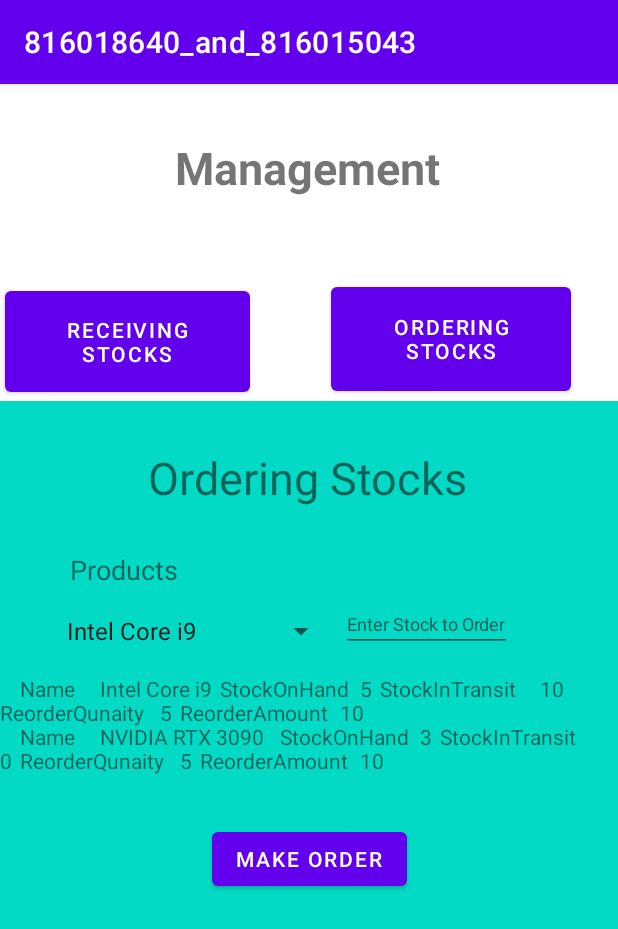
After one commit to MatchHue/3606_A2, an Android app: the fragment OrderingStocksFragment placed in its activity, on a phone screen of 412 x 824 dp. The commit adds this screen. Shown: the top 929 px of the screen. Run offline under Robolectric (Android 15) with nearby library versions, the phone set to English and light mode, and no system bars.

Commit message:
Order Stock view

```diff
--- a/app/src/main/java/com/hfad/a816018640_and_816015043/MainActivity.java
+++ b/app/src/main/java/com/hfad/a816018640_and_816015043/MainActivity.java
@@ -23,6 +23,9 @@ public class MainActivity extends AppCompatActivity {
         replaceFragment(new ReceivingStocksFragment());
     }
 
+    public void orderClick(View View){
+        replaceFragment(new OrderingStocksFragment());
+    }
 
     private void replaceFragment(Fragment fragment){
         FragmentManager fragmentManager=getSupportFragmentManager();
--- /dev/null
+++ b/app/src/main/java/com/hfad/a816018640_and_816015043/OrderingStocksFragment.java
@@ -0,0 +1,83 @@
+package com.hfad.a816018640_and_816015043;
+
+import android.database.Cursor;
+import android.database.sqlite.SQLiteDatabase;
+import android.database.sqlite.SQLiteException;
+import android.database.sqlite.SQLiteOpenHelper;
+import android.os.Bundle;
+
+import androidx.fragment.app.Fragment;
+import androidx.recyclerview.widget.RecyclerView;
+
+import android.view.LayoutInflater;
+import android.view.View;
+import android.view.ViewGroup;
+import android.widget.ArrayAdapter;
+import android.widget.Button;
+import android.widget.ListView;
+import android.widget.SimpleCursorAdapter;
+import android.widget.Spinner;
+import android.widget.TextView;
+import android.widget.Toast;
+
+import com.example.a816018640_and_816015043.R;
+
+import java.util.ArrayList;
+import java.util.List;
+
+
+public class OrderingStocksFragment extends Fragment {
+
+    private SQLiteDatabase db;
+    private Cursor cursor;
+    private Button btn;
+    @Override
+    public View onCreateView(LayoutInflater inflater, ViewGroup container,
+                             Bundle savedInstanceState) {
+        // Inflate the layout for this fragment
+        View view= inflater.inflate(R.layout.fragment_ordering_stocks, container, false);
+
+        Spinner spinner=(Spinner)view.findViewById(R.id.Orderspinner);
+        TextView listView=(TextView) view.findViewById(R.id.ListProducts);
+        SQLiteOpenHelper helper=new SqlDatabase(getActivity());
+        StringBuilder Sb=new StringBuilder();
+        try {
+            ArrayList<String> data=new ArrayList<>();
+            db=helper.getReadableDatabase();
+            cursor=db.rawQuery("select * from Product",null,null);
+            while(cursor.moveToNext()){
+                data.add(cursor.getString(1));
+                Sb.append("\tName \t");
+                Sb.append(cursor.getString(1));
+                Sb.append("\tStockOnHand \t");
+                Sb.append(cursor.getString(2));
+                Sb.append("\tStockInTransit \t");
+                Sb.append(cursor.getString(3));
+                Sb.append("\tReorderQunaity \t");
+                Sb.append(cursor.getString(5));
+                Sb.append("\tReorderAmount \t");
+                Sb.append(cursor.getString(6));
+                Sb.append("\n");
+            }
+            ArrayAdapter<String> adapter=new ArrayAdapter<>(getContext(),android.R.layout.simple_spinner_item,
+                    data);
+            listView.setText(Sb);
+            spinner.setAdapter(adapter);
+
+        }catch(SQLiteException e){
+            Toast.makeText(getActivity(),"Database Unavailabe", Toast.LENGTH_LONG).show();
+        }
+
+
+
+    return view;
+    }
+
+    @Override
+    public void onDestroy(){
+        super.onDestroy();
+        cursor.close();
+        db.close();
+    }
+
+}
--- a/app/src/main/res/layout/activity_main.xml
+++ b/app/src/main/res/layout/activity_main.xml
@@ -39,6 +39,7 @@
         android:id="@+id/orderStock"
         android:layout_width="160dp"
         android:layout_height="81dp"
+        android:onClick="orderClick"
         android:text="@string/order"
         app:layout_constraintBottom_toBottomOf="parent"
         app:layout_constraintEnd_toEndOf="parent"
--- /dev/null
+++ b/app/src/main/res/layout/fragment_ordering_stocks.xml
@@ -0,0 +1,83 @@
+<androidx.constraintlayout.widget.ConstraintLayout xmlns:android="http://schemas.android.com/apk/res/android"
+    xmlns:app="http://schemas.android.com/apk/res-auto"
+    xmlns:tools="http://schemas.android.com/tools"
+    android:layout_width="match_parent"
+    android:layout_height="match_parent"
+    android:background="@color/teal_200"
+    tools:context="com.hfad.a816018640_and_816015043.OrderingStocksFragment">
+
+    <TextView
+        android:id="@+id/Title"
+        android:layout_width="wrap_content"
+        android:layout_height="wrap_content"
+        android:text="@string/order"
+        android:textSize="30dp"
+        app:layout_constraintBottom_toBottomOf="parent"
+        app:layout_constraintEnd_toEndOf="parent"
+        app:layout_constraintHorizontal_bias="0.497"
+        app:layout_constraintStart_toStartOf="parent"
+        app:layout_constraintTop_toTopOf="parent"
+        app:layout_constraintVertical_bias="0.059" />
+
+
+    <TextView
+        android:id="@+id/spinTitle"
+        android:layout_width="wrap_content"
+        android:layout_height="wrap_content"
+        android:text="Products"
+        android:textSize="18sp"
+        app:layout_constraintBottom_toBottomOf="parent"
+        app:layout_constraintEnd_toEndOf="parent"
+        app:layout_constraintHorizontal_bias="0.138"
+        app:layout_constraintStart_toStartOf="parent"
+        app:layout_constraintTop_toTopOf="parent"
+        app:layout_constraintVertical_bias="0.188" />
+
+    <Spinner
+        android:id="@+id/Orderspinner"
+        android:layout_width="wrap_content"
+        android:layout_height="wrap_content"
+        app:layout_constraintBottom_toBottomOf="parent"
+        app:layout_constraintEnd_toEndOf="parent"
+        app:layout_constraintHorizontal_bias="0.165"
+        app:layout_constraintStart_toStartOf="parent"
+        app:layout_constraintTop_toTopOf="parent"
+        app:layout_constraintVertical_bias="0.265" />
+
+    <EditText
+        android:id="@+id/edittext"
+        android:layout_width="wrap_content"
+        android:layout_height="wrap_content"
+        android:hint="Enter Stock to Order"
+        android:inputType="number"
+        android:textSize="12sp"
+        app:layout_constraintBottom_toBottomOf="parent"
+        app:layout_constraintEnd_toEndOf="parent"
+        app:layout_constraintHorizontal_bias="0.762"
+        app:layout_constraintStart_toStartOf="parent"
+        app:layout_constraintTop_toTopOf="parent"
+        app:layout_constraintVertical_bias="0.25" />
+
+    <TextView
+        android:id="@+id/ListProducts"
+        android:layout_width="wrap_content"
+        android:layout_height="wrap_content"
+        app:layout_constraintBottom_toBottomOf="parent"
+        app:layout_constraintEnd_toEndOf="parent"
+        app:layout_constraintHorizontal_bias="0.145"
+        app:layout_constraintStart_toStartOf="parent"
+        app:layout_constraintTop_toTopOf="parent"
+        app:layout_constraintVertical_bias="0.384" />
+
+    <Button
+        android:id="@+id/update"
+        android:layout_width="wrap_content"
+        android:layout_height="wrap_content"
+        android:text="@string/makeOrder"
+        app:layout_constraintBottom_toBottomOf="parent"
+        app:layout_constraintEnd_toEndOf="parent"
+        app:layout_constraintStart_toStartOf="parent"
+        app:layout_constraintTop_toTopOf="parent"
+        app:layout_constraintVertical_bias="0.553" />
+
+</androidx.constraintlayout.widget.ConstraintLayout>
--- a/app/src/main/res/values/strings.xml
+++ b/app/src/main/res/values/strings.xml
@@ -4,6 +4,7 @@
     <string name="receive">Receiving Stocks</string>
     <string name="order">Ordering Stocks</string>
     <string name="update">Update Stocks</string>
+    <string name="makeOrder">Make Order</string>
     <!-- TODO: Remove or change this placeholder text -->
     <string name="hello_blank_fragment">Hello blank fragment</string>
     <string name="title_activity_receiving_stock">ReceivingStockActivity</string>
```
